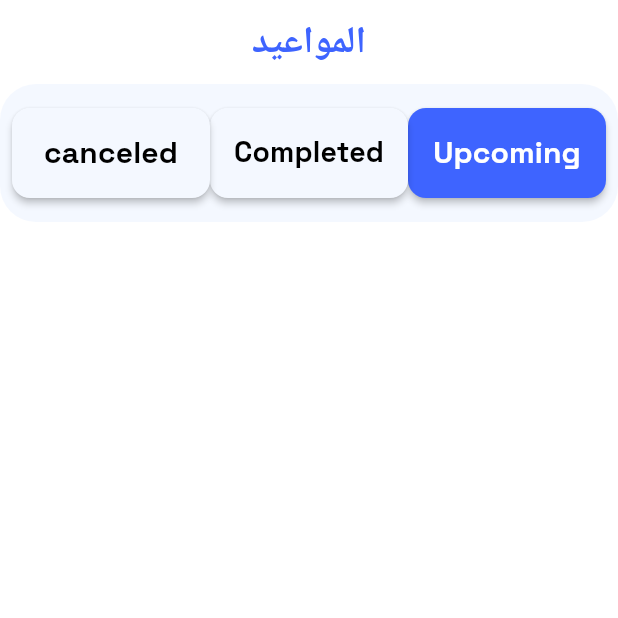
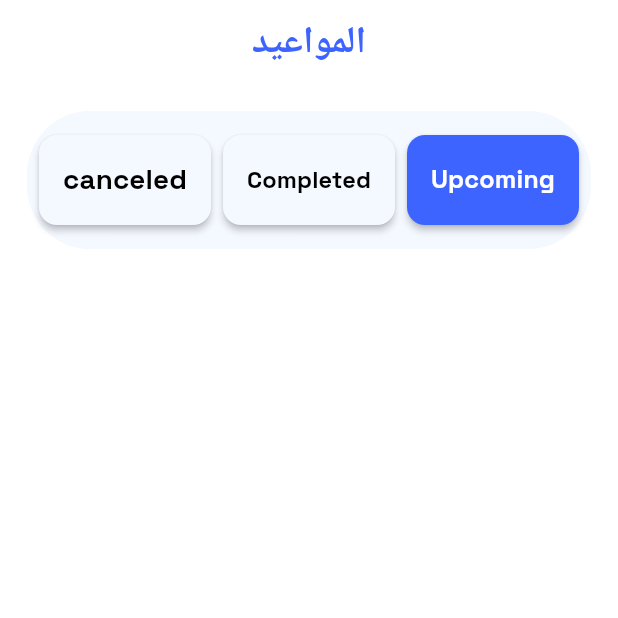
Before and after one commit to Open-Sourcers/DocLink_Flutter, a Flutter app: the ScheduleView screen opened by its route, on a phone screen of 412 x 824 dp, the top half of it. Run offline on Flutter 3.47's test engine with Material 3 defaults, Android fonts, the phone set to English and light mode, and no system bars; our stand-ins replace awesome_dialog, dartz, dio, dropdown_button2, flutter_bloc, flutter_screenutil and 8 more.

Commit message:
Scheduale View Header part two

```diff
--- a/lib/features/user_views/schedule/presentation/views/widgets/custom_vertical_container.dart
+++ b/lib/features/user_views/schedule/presentation/views/widgets/custom_vertical_container.dart
@@ -10,7 +10,7 @@ class CustomVerticalContainer extends StatelessWidget {
       padding: const EdgeInsets.symmetric(vertical: 16, horizontal: 8),
       decoration: BoxDecoration(
         color: AppColors.grey100,
-        borderRadius: BorderRadius.circular(24),
+        borderRadius: BorderRadius.circular(42),
       ),
       child: child,
     );
--- a/lib/features/user_views/schedule/presentation/views/widgets/schedule_view_body.dart
+++ b/lib/features/user_views/schedule/presentation/views/widgets/schedule_view_body.dart
@@ -6,10 +6,14 @@ class ScheduleViewBody extends StatelessWidget {
 
   @override
   Widget build(BuildContext context) {
-    return const Column(
-      children: [
-        SchedualeViewHeader(),
-      ],
+    return const Padding(
+      padding: EdgeInsets.all(18.0),
+      child: Column(
+        children: [
+          SchedualeViewHeader(),
+          SizedBox(height: 40),
+        ],
+      ),
     );
   }
 }
--- a/lib/features/user_views/schedule/presentation/views/widgets/schedule_view_header.dart
+++ b/lib/features/user_views/schedule/presentation/views/widgets/schedule_view_header.dart
@@ -29,6 +29,7 @@ class _SchedualeViewHeaderState extends State<SchedualeViewHeader> {
               textColor: currentItem == 0 ? AppColors.white : AppColors.black,
             ),
           ),
+          const SizedBox(width: 8),
           Expanded(
             child: CustomButton(
               onPressed: () {
@@ -41,6 +42,7 @@ class _SchedualeViewHeaderState extends State<SchedualeViewHeader> {
               textColor: currentItem == 1 ? AppColors.white : AppColors.black,
             ),
           ),
+          const SizedBox(width: 8),
           Expanded(
             child: CustomButton(
               onPressed: () {
```
